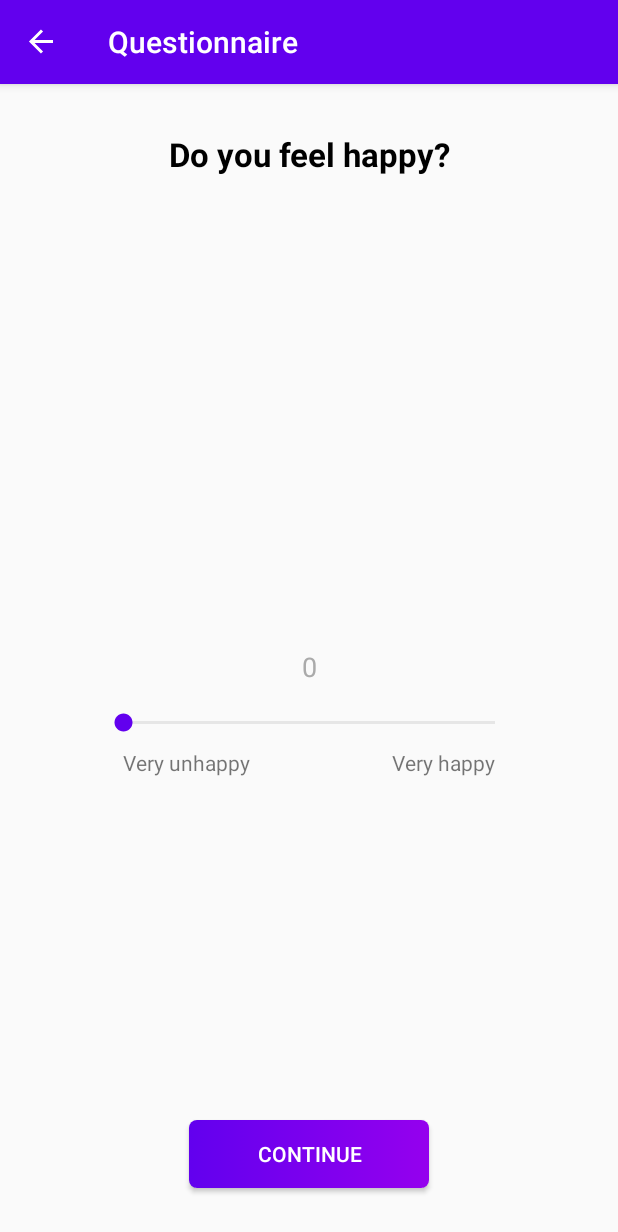
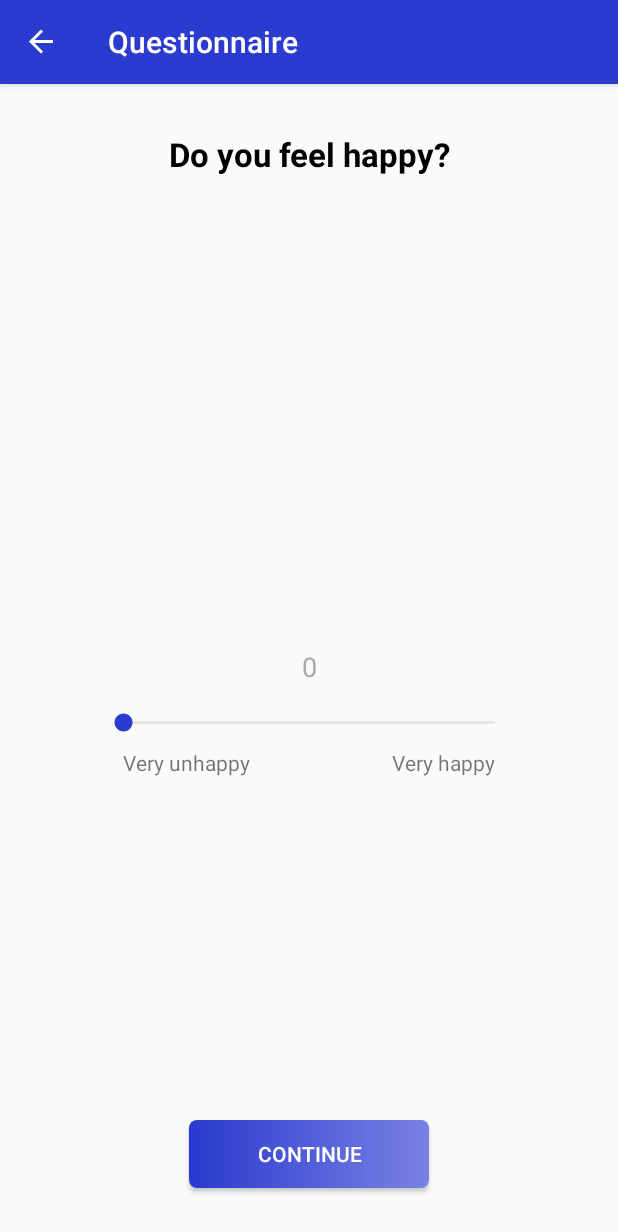
Before and after one commit to teamulster/soHappy, an Android app: the Questionnaire01Fragment screen opened through its navigation route, on a phone screen of 412 x 824 dp. Shown: the top 1232 px of the screen. Run offline under Robolectric (Android 15) with nearby library versions, the phone set to English and light mode, and no system bars; our stand-ins replace data binding, navigation-ui; 2 statements that could not run were skipped.

Commit message:
switched colors to blue, integratet VideoMasker

```diff
--- a/app/src/main/java/de/hsaugsburg/teamulster/sohappy/fragment/CameraFragment.kt
+++ b/app/src/main/java/de/hsaugsburg/teamulster/sohappy/fragment/CameraFragment.kt
@@ -13,6 +13,7 @@ import androidx.camera.lifecycle.ProcessCameraProvider
 import androidx.core.content.ContextCompat
 import androidx.databinding.DataBindingUtil
 import de.hsaugsburg.teamulster.sohappy.R
+import de.hsaugsburg.teamulster.sohappy.VideoMasker
 import de.hsaugsburg.teamulster.sohappy.analyzer.BitmapEditor
 import de.hsaugsburg.teamulster.sohappy.analyzer.ImageAnalyzer
 import de.hsaugsburg.teamulster.sohappy.config.ImageAnalyzerConfig
@@ -57,6 +58,7 @@ class CameraFragment: Fragment() {
         converter = YuvToRgbConverter(context)
         gpuImageView = binding.gpuImageView
         gpuImageView.setScaleType(GPUImage.ScaleType.CENTER_CROP)
+        VideoMasker.gpuImageView = gpuImageView
 
         queue = BitmapQueue()
         imageAnalyzer = ImageAnalyzer(
@@ -111,6 +113,7 @@ class CameraFragment: Fragment() {
             gpuImageView.post {
                 gpuImageView.setRatio((bitmap.width / bitmap.height).toFloat())
                 gpuImageView.setImage(bitmap)
+
             }
             it.close()
         })
--- a/app/src/main/java/de/hsaugsburg/teamulster/sohappy/fragment/SmileFragment.kt
+++ b/app/src/main/java/de/hsaugsburg/teamulster/sohappy/fragment/SmileFragment.kt
@@ -10,6 +10,7 @@ import androidx.databinding.DataBindingUtil
 import androidx.fragment.app.Fragment
 import androidx.navigation.fragment.findNavController
 import de.hsaugsburg.teamulster.sohappy.R
+import de.hsaugsburg.teamulster.sohappy.VideoMasker
 import de.hsaugsburg.teamulster.sohappy.databinding.FragmentSmileBinding
 import de.hsaugsburg.teamulster.sohappy.stateMachine.Action
 import de.hsaugsburg.teamulster.sohappy.stateMachine.StateMachine
@@ -40,6 +41,7 @@ class SmileFragment : Fragment() {
         stateMachine = StateMachineSupport.getStateMachine(this)
         when (stateMachine.getCurrentMachineState()) {
             is WaitingForFace -> thread {
+                VideoMasker.applyRedFilter()
                 Thread.sleep(10_000)
                 stateMachine.consumeAction(Action.WaitingForFaceTimer)
             }
@@ -51,6 +53,8 @@ class SmileFragment : Fragment() {
                     findNavController().navigate(R.id.homeFragment)
                 }
                 is TakeABreath -> requireView().post {
+                    //VideoMasker.applyYellowFilter()
+                    VideoMasker.applyBlueFilter()
                     startCountdown()
                 }
                 is Stimulus -> {
@@ -68,6 +72,7 @@ class SmileFragment : Fragment() {
                 }, 10_000)
                 is SmileCountdown -> {
                     requireView().post {
+                        //VideoMasker.applyGreenFilter()
                         (binding.checkmarkView.drawable as Animatable).start()
                     }
                     requireView().postDelayed({
--- a/app/src/main/res/values/colors.xml
+++ b/app/src/main/res/values/colors.xml
@@ -1,8 +1,8 @@
 <?xml version="1.0" encoding="utf-8"?>
 <resources>
-    <color name="colorPrimary">#6200EE</color>
-    <color name="colorPrimaryDark">#3700B3</color>
-    <color name="colorGradientLight">#9500EE</color>
+    <color name="colorPrimary">#2b3acf</color>
+    <color name="colorPrimaryDark">#1a237e</color>
+    <color name="colorGradientLight">#7982e3</color>
     <color name="colorAccent">#03DAC5</color>
     <color name="colorSeparatorLine">#E0E0E0</color>
     <color name="colorSuccess">#1FBD25</color>
```
Also changed, not shown: app/src/main/java/de/hsaugsburg/teamulster/sohappy/VideoMasker.kt (+10 -16 lines), app/src/main/res/layout/fragment_smile.xml (+0 -10 lines).
